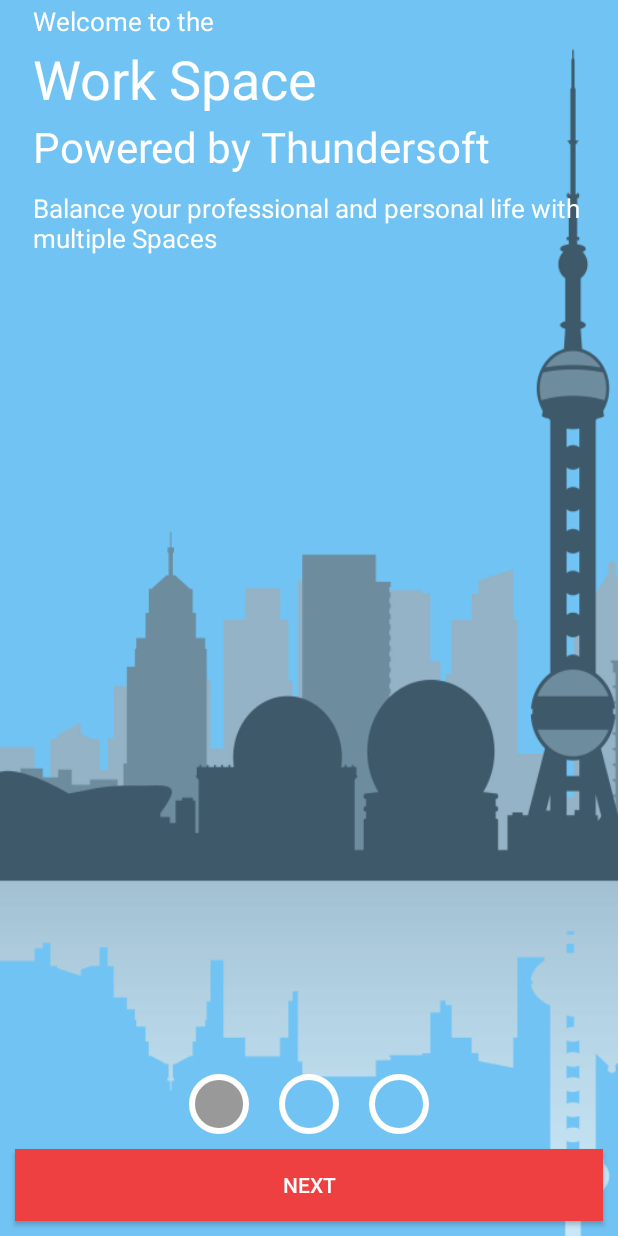
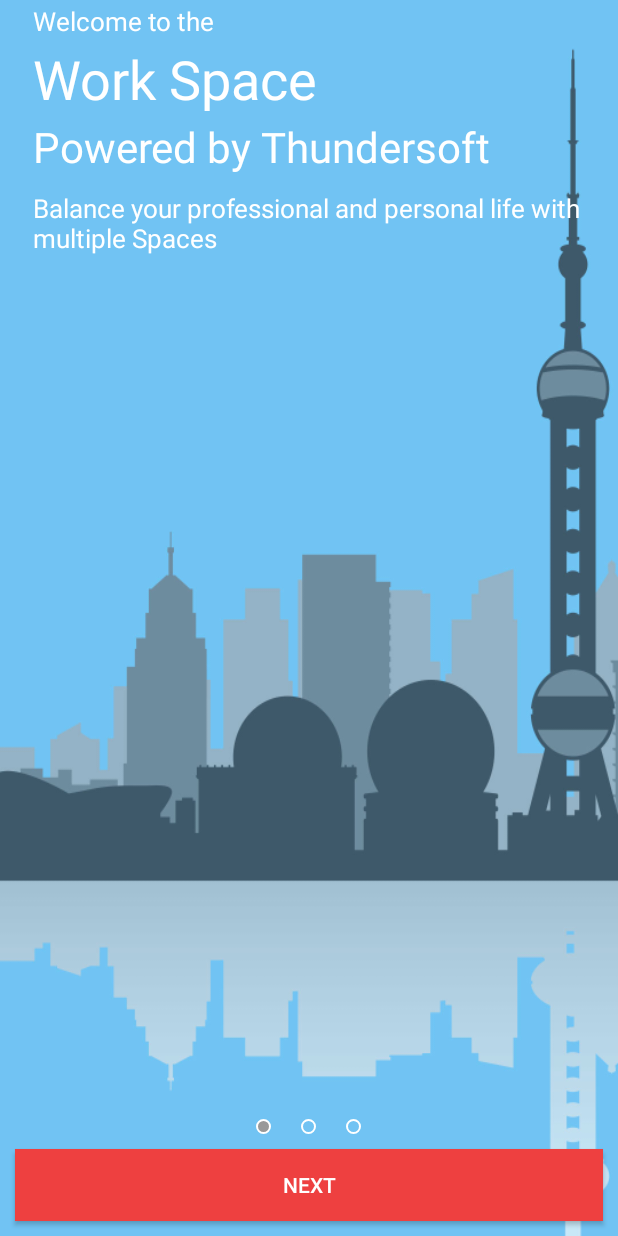
Before and after one commit to zhuanglm/Bootstrap, an Android app: the screen it shows after launch (BootstrapActivity), on a phone screen of 412 x 824 dp. Run offline under Robolectric (Android 15) with nearby library versions, the phone set to English and light mode, and no system bars.

Commit message:
transparent status bar, smaller indicator dots

```diff
--- a/app/src/main/AndroidManifest.xml
+++ b/app/src/main/AndroidManifest.xml
@@ -11,6 +11,7 @@
         <activity
             android:name=".BootstrapActivity"
             android:label="@string/app_name"
+            android:screenOrientation="portrait"
             android:theme="@style/AppTheme" >
             <intent-filter>
                 <action android:name="android.intent.action.MAIN" />
--- a/app/src/main/java/com/securespaces/android/bootstrap/BootstrapActivity.java
+++ b/app/src/main/java/com/securespaces/android/bootstrap/BootstrapActivity.java
@@ -13,6 +13,7 @@
 import android.view.View;
 import android.view.ViewGroup;
 
+import android.view.WindowInsets;
 import android.widget.Button;
 import android.widget.ImageView;
 import android.widget.TextView;
@@ -31,7 +32,7 @@
      */
     private SectionsPagerAdapter mSectionsPagerAdapter;
     private ViewPager mViewPager;
-    private ArrayList<Fragment> mFragments;
+    private ArrayList<InsetFragment> mFragments;
     private ArrayList<ImageView> mPageIndicators;
     private Button mProceedButton;
     private int mCurrentPosition;
@@ -39,6 +40,9 @@
     @Override
     protected void onCreate(Bundle savedInstanceState) {
         super.onCreate(savedInstanceState);
+        getWindow().getDecorView().setSystemUiVisibility(
+                View.SYSTEM_UI_FLAG_LAYOUT_STABLE
+                 | View.SYSTEM_UI_FLAG_LAYOUT_FULLSCREEN);
         setContentView(R.layout.activity_bootstrap);
 
         mProceedButton = (Button)findViewById(R.id.proceedButton);
@@ -63,21 +67,21 @@
         mViewPager.setAdapter(mSectionsPagerAdapter);
         mViewPager.addOnPageChangeListener(this);
 
+        mViewPager.requestApplyInsets();
+        mViewPager.setOnApplyWindowInsetsListener(new View.OnApplyWindowInsetsListener() {
+            @Override
+            public WindowInsets onApplyWindowInsets(View v, WindowInsets insets) {
+                for (InsetFragment fragment : mFragments) {
+                    fragment.applyWindowInsets(insets);
+                }
+                return insets;
+            }
+        });
+
         mPageIndicators = new ArrayList<>();
         mPageIndicators.add((ImageView)findViewById(R.id.pageIndicator1));
         mPageIndicators.add((ImageView)findViewById(R.id.pageIndicator2));
         mPageIndicators.add((ImageView)findViewById(R.id.pageIndicator3));
-
-        for (int i = 0; i < mPageIndicators.size(); i++) {
-            final int x = i;
-            mPageIndicators.get(i).setOnClickListener(new View.OnClickListener() {
-                @Override
-                public void onClick(View v) {
-                    mViewPager.setCurrentItem(x, true);
-                }
-            });
-        }
-
     }
 
     private void setPageIndicatorDots(int oldPosition, int newPosition) {
--- a/app/src/main/java/com/securespaces/android/bootstrap/FragmentOne.java
+++ b/app/src/main/java/com/securespaces/android/bootstrap/FragmentOne.java
@@ -2,17 +2,23 @@
 
 import android.os.Bundle;
 import android.support.v4.app.Fragment;
+import android.util.Log;
 import android.view.LayoutInflater;
 import android.view.View;
 import android.view.ViewGroup;
+import android.view.WindowInsets;
 import android.widget.TextView;
 
-public class FragmentOne extends Fragment {
+public class FragmentOne extends InsetFragment {
 
     @Override
     public View onCreateView(LayoutInflater inflater, ViewGroup container,
                              Bundle savedInstanceState) {
-        View view = inflater.inflate(R.layout.fragment_one, container, false);
-        return view;
+        mView = inflater.inflate(R.layout.fragment_one, container, false);
+
+        setupInsetListener();
+
+        return mView;
     }
+
 }
--- a/app/src/main/java/com/securespaces/android/bootstrap/FragmentThree.java
+++ b/app/src/main/java/com/securespaces/android/bootstrap/FragmentThree.java
@@ -9,12 +9,13 @@
 /**
  * Created by eric on 15/06/16.
  */
-public class FragmentThree extends Fragment {
+public class FragmentThree extends InsetFragment {
 
     @Override
     public View onCreateView(LayoutInflater inflater, ViewGroup container,
                              Bundle savedInstanceState) {
-        View view = inflater.inflate(R.layout.fragment_two, container, false);
-        return view;
+        mView = inflater.inflate(R.layout.fragment_three, container, false);
+        setupInsetListener();
+        return mView;
     }
 }
--- a/app/src/main/java/com/securespaces/android/bootstrap/FragmentTwo.java
+++ b/app/src/main/java/com/securespaces/android/bootstrap/FragmentTwo.java
@@ -9,12 +9,13 @@
 /**
  * Created by eric on 14/06/16.
  */
-public class FragmentTwo extends Fragment {
+public class FragmentTwo extends InsetFragment {
 
     @Override
     public View onCreateView(LayoutInflater inflater, ViewGroup container,
                              Bundle savedInstanceState) {
-        View view = inflater.inflate(R.layout.fragment_two, container, false);
-        return view;
+        mView = inflater.inflate(R.layout.fragment_two, container, false);
+        setupInsetListener();
+        return mView;
     }
 }
--- /dev/null
+++ b/app/src/main/java/com/securespaces/android/bootstrap/InsetFragment.java
@@ -0,0 +1,36 @@
+package com.securespaces.android.bootstrap;
+
+import android.support.v4.app.Fragment;
+import android.util.Log;
+import android.view.View;
+import android.view.WindowInsets;
+
+/**
+ * Created by eric on 16/06/16.
+ */
+public class InsetFragment extends Fragment {
+    protected View mView;
+    protected WindowInsets mInsets;
+
+
+    protected void setupInsetListener() {
+        if (mInsets != null) {
+            applyWindowInsets(mInsets);
+        }
+
+        mView.setOnApplyWindowInsetsListener(new View.OnApplyWindowInsetsListener() {
+            @Override
+            public WindowInsets onApplyWindowInsets(View v, WindowInsets insets) {
+                return insets;
+            }
+        });
+    }
+
+    public void applyWindowInsets(WindowInsets insets) {
+        if (mView != null) {
+            mView.dispatchApplyWindowInsets(insets);
+        } else {
+            mInsets = insets;
+        }
+    }
+}
--- a/app/src/main/res/drawable/circle_empty.xml
+++ b/app/src/main/res/drawable/circle_empty.xml
@@ -2,7 +2,7 @@
 <shape xmlns:android="http://schemas.android.com/apk/res/android"
     android:shape="oval">
     <stroke
-        android:width="4dp"
+        android:width="@dimen/page_indicator_stroke"
         android:color="@color/textWhite"/>
     <size
         android:height="@dimen/page_indicator_size"
--- a/app/src/main/res/drawable/circle_full.xml
+++ b/app/src/main/res/drawable/circle_full.xml
@@ -3,7 +3,7 @@
     android:shape="oval">
     <solid android:color="@color/lightGray"/>
     <stroke
-        android:width="4dp"
+        android:width="@dimen/page_indicator_stroke"
         android:color="@color/textWhite"/>
     <size
         android:height="@dimen/page_indicator_size"
--- a/app/src/main/res/layout/activity_bootstrap.xml
+++ b/app/src/main/res/layout/activity_bootstrap.xml
@@ -1,7 +1,6 @@
 <?xml version="1.0" encoding="utf-8"?>
 <FrameLayout xmlns:android="http://schemas.android.com/apk/res/android"
     xmlns:tools="http://schemas.android.com/tools"
-    xmlns:app="http://schemas.android.com/apk/res-auto"
     android:id="@+id/main_content"
     android:layout_width="match_parent"
     android:layout_height="match_parent"
@@ -9,11 +8,9 @@
 
     <android.support.v4.view.ViewPager
         android:id="@+id/container"
+        android:fitsSystemWindows="false"
         android:layout_width="match_parent"
-        android:layout_height="match_parent"
-        app:layout_behavior="@string/appbar_scrolling_view_behavior"/>
-
-
+        android:layout_height="match_parent"/>
 
     <LinearLayout
         android:orientation="vertical"
--- a/app/src/main/res/layout/fragment_one.xml
+++ b/app/src/main/res/layout/fragment_one.xml
@@ -12,6 +12,7 @@
         android:layout_gravity="center"/>
 
     <LinearLayout
+        android:fitsSystemWindows="true"
         android:orientation="vertical"
         android:layout_width="match_parent"
         android:layout_height="match_parent">
--- a/app/src/main/res/layout/fragment_three.xml
+++ b/app/src/main/res/layout/fragment_three.xml
@@ -12,10 +12,10 @@
         android:layout_gravity="center"/>
 
     <LinearLayout
+        android:fitsSystemWindows="true"
         android:orientation="vertical"
         android:layout_width="match_parent"
         android:layout_height="match_parent">
-
 
         <TextView
             android:layout_width="wrap_content"
--- a/app/src/main/res/layout/fragment_two.xml
+++ b/app/src/main/res/layout/fragment_two.xml
@@ -12,6 +12,7 @@
         android:layout_gravity="center"/>
 
     <LinearLayout
+        android:fitsSystemWindows="true"
         android:orientation="vertical"
         android:layout_width="match_parent"
         android:layout_height="match_parent">
--- a/app/src/main/res/values/dimens.xml
+++ b/app/src/main/res/values/dimens.xml
@@ -3,8 +3,9 @@
     <dimen name="activity_horizontal_margin">16dp</dimen>
     <dimen name="activity_vertical_margin">16dp</dimen>
 
-    <dimen name="page_indicator_size">40dp</dimen>
+    <dimen name="page_indicator_size">10dp</dimen>
     <dimen name="page_indicator_padding">20dp</dimen>
+    <dimen name="page_indicator_stroke">1dp</dimen>
 
     <dimen name="fragment_text_start_padding">22dp</dimen>
 
--- a/app/src/main/res/values/styles.xml
+++ b/app/src/main/res/values/styles.xml
@@ -6,6 +6,8 @@
         <item name="colorPrimary">@color/colorPrimary</item>
         <item name="colorPrimaryDark">@color/colorPrimaryDark</item>
         <item name="colorAccent">@color/colorAccent</item>
+
+        <item name="android:statusBarColor">@android:color/transparent</item>
 
         <item name="android:textColor">@color/textWhite</item>
     </style>
```
